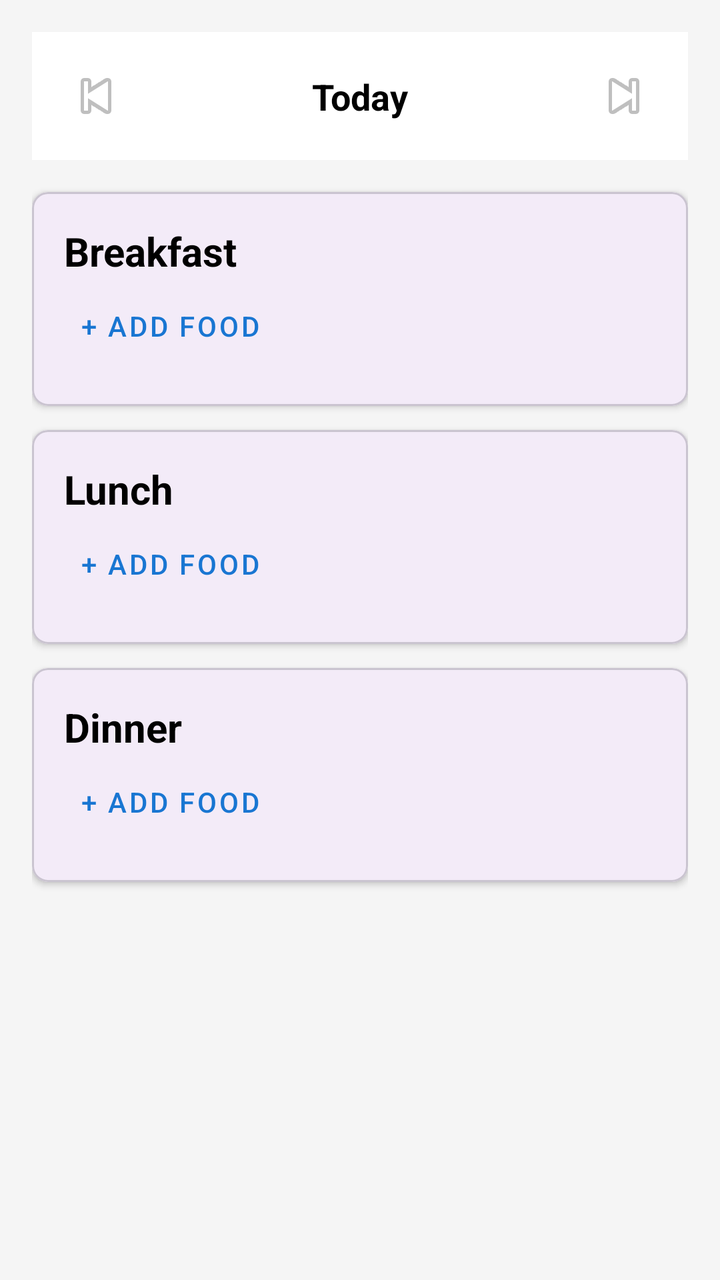
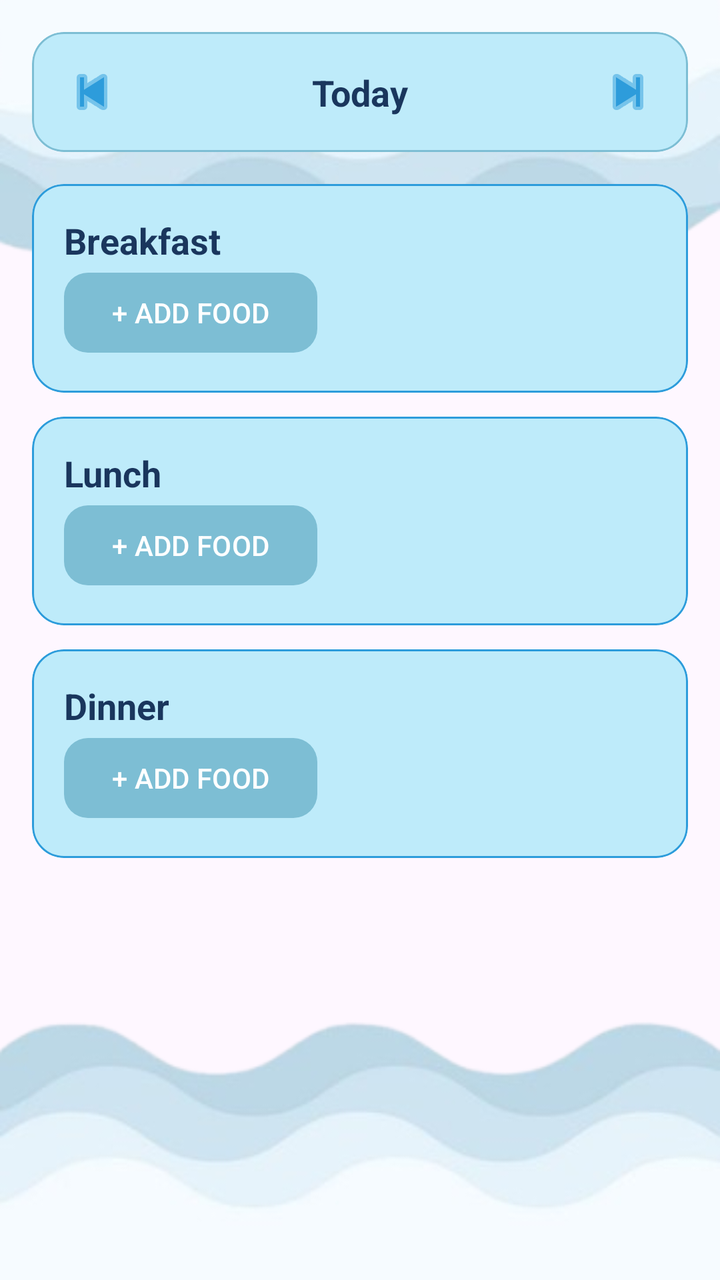

Before-and-after screenshots of an Android layout around one commit, followed by the original layout XML and the change that was made.
<!-- AndroidManifest.xml: application theme Theme.HeronHealth -->
<!-- res/layout/fragment_food_log.xml -->
<?xml version="1.0" encoding="utf-8"?>
<androidx.core.widget.NestedScrollView
    xmlns:android="http://schemas.android.com/apk/res/android"
    xmlns:app="http://schemas.android.com/apk/res-auto"
    xmlns:tools="http://schemas.android.com/tools"
    android:layout_width="match_parent"
    android:layout_height="match_parent"
    android:background="#F5F5F5"
    tools:context=".FoodLogFragment">

    <LinearLayout
        android:layout_width="match_parent"
        android:layout_height="wrap_content"
        android:orientation="vertical"
        android:padding="16dp">

        
        <androidx.constraintlayout.widget.ConstraintLayout
            android:id="@+id/dateNavLayout"
            android:layout_width="match_parent"
            android:layout_height="wrap_content"
            android:background="#FFFFFF"
            android:padding="8dp"
            android:layout_marginBottom="16dp">

            <ImageButton
                android:id="@+id/btnPrevDay"
                android:layout_width="48dp"
                android:layout_height="48dp"
                android:background="?attr/selectableItemBackgroundBorderless"
                android:src="@android:drawable/ic_media_previous"
                app:layout_constraintBottom_toBottomOf="parent"
                app:layout_constraintStart_toStartOf="parent"
                app:layout_constraintTop_toTopOf="parent" />

            <TextView
                android:id="@+id/tvSelectedDate"
                android:layout_width="wrap_content"
                android:layout_height="wrap_content"
                android:text="Today"
                android:textColor="#000000"
                android:textSize="18sp"
                android:textStyle="bold"
                app:layout_constraintBottom_toBottomOf="parent"
                app:layout_constraintEnd_toStartOf="@+id/btnNextDay"
                app:layout_constraintStart_toEndOf="@+id/btnPrevDay"
                app:layout_constraintTop_toTopOf="parent" />

            <ImageButton
                android:id="@+id/btnNextDay"
                android:layout_width="48dp"
                android:layout_height="48dp"
                android:background="?attr/selectableItemBackgroundBorderless"
                android:src="@android:drawable/ic_media_next"
                app:layout_constraintBottom_toBottomOf="parent"
                app:layout_constraintEnd_toEndOf="parent"
                app:layout_constraintTop_toTopOf="parent" />

        </androidx.constraintlayout.widget.ConstraintLayout>

        
        <com.google.android.material.card.MaterialCardView
            android:id="@+id/cardBreakfast"
            android:layout_width="match_parent"
            android:layout_height="wrap_content"
            android:layout_marginBottom="12dp"
            app:cardCornerRadius="8dp"
            app:cardElevation="2dp">

            <androidx.constraintlayout.widget.ConstraintLayout
                android:layout_width="match_parent"
                android:layout_height="wrap_content"
                android:padding="16dp">

                <TextView
                    android:id="@+id/tvBreakfastTitle"
                    android:layout_width="wrap_content"
                    android:layout_height="wrap_content"
                    android:text="Breakfast"
                    android:textColor="#000000"
                    android:textSize="20sp"
                    android:textStyle="bold"
                    app:layout_constraintStart_toStartOf="parent"
                    app:layout_constraintTop_toTopOf="parent" />

                <com.google.android.material.button.MaterialButton
                    android:id="@+id/btnAddBreakfast"
                    style="@style/Widget.MaterialComponents.Button.TextButton"
                    android:layout_width="wrap_content"
                    android:layout_height="wrap_content"
                    android:text="+ ADD FOOD"
                    android:textColor="#1976D2"
                    app:layout_constraintStart_toStartOf="parent"
                    app:layout_constraintTop_toBottomOf="@id/tvBreakfastTitle" />

            </androidx.constraintlayout.widget.ConstraintLayout>
        </com.google.android.material.card.MaterialCardView>

        
        <com.google.android.material.card.MaterialCardView
            android:id="@+id/cardLunch"
            android:layout_width="match_parent"
            android:layout_height="wrap_content"
            android:layout_marginBottom="12dp"
            app:cardCornerRadius="8dp"
            app:cardElevation="2dp">

            <androidx.constraintlayout.widget.ConstraintLayout
                android:layout_width="match_parent"
                android:layout_height="wrap_content"
                android:padding="16dp">

                <TextView
                    android:id="@+id/tvLunchTitle"
                    android:layout_width="wrap_content"
                    android:layout_height="wrap_content"
                    android:text="Lunch"
                    android:textColor="#000000"
                    android:textSize="20sp"
                    android:textStyle="bold"
                    app:layout_constraintStart_toStartOf="parent"
                    app:layout_constraintTop_toTopOf="parent" />

                <com.google.android.material.button.MaterialButton
                    android:id="@+id/btnAddLunch"
                    style="@style/Widget.MaterialComponents.Button.TextButton"
                    android:layout_width="wrap_content"
                    android:layout_height="wrap_content"
                    android:text="+ ADD FOOD"
                    android:textColor="#1976D2"
                    app:layout_constraintStart_toStartOf="parent"
                    app:layout_constraintTop_toBottomOf="@id/tvLunchTitle" />

            </androidx.constraintlayout.widget.ConstraintLayout>
        </com.google.android.material.card.MaterialCardView>

        
        <com.google.android.material.card.MaterialCardView
            android:id="@+id/cardDinner"
            android:layout_width="match_parent"
            android:layout_height="wrap_content"
            android:layout_marginBottom="12dp"
            app:cardCornerRadius="8dp"
            app:cardElevation="2dp">

            <androidx.constraintlayout.widget.ConstraintLayout
                android:layout_width="match_parent"
                android:layout_height="wrap_content"
                android:padding="16dp">

                <TextView
                    android:id="@+id/tvDinnerTitle"
                    android:layout_width="wrap_content"
                    android:layout_height="wrap_content"
                    android:text="Dinner"
                    android:textColor="#000000"
                    android:textSize="20sp"
                    android:textStyle="bold"
                    app:layout_constraintStart_toStartOf="parent"
                    app:layout_constraintTop_toTopOf="parent" />

                <com.google.android.material.button.MaterialButton
                    android:id="@+id/btnAddDinner"
                    style="@style/Widget.MaterialComponents.Button.TextButton"
                    android:layout_width="wrap_content"
                    android:layout_height="wrap_content"
                    android:text="+ ADD FOOD"
                    android:textColor="#1976D2"
                    app:layout_constraintStart_toStartOf="parent"
                    app:layout_constraintTop_toBottomOf="@id/tvDinnerTitle" />

            </androidx.constraintlayout.widget.ConstraintLayout>
        </com.google.android.material.card.MaterialCardView>

    </LinearLayout>
</androidx.core.widget.NestedScrollView>
<!-- resources referenced by this layout -->
<resources>
  <style name="Theme.HeronHealth" parent="Base.Theme.HeronHealth" />
  <style name="Base.Theme.HeronHealth" parent="Theme.Material3.DayNight.NoActionBar">
          
          
      </style>
</resources>

<!-- the commit's change to res/layout/fragment_food_log.xml (unified diff, before → after) -->
@@ -5,7 +5,7 @@
     xmlns:tools="http://schemas.android.com/tools"
     android:layout_width="match_parent"
     android:layout_height="match_parent"
-    android:background="#F5F5F5"
+    android:background="@drawable/bg4"
     tools:context=".FoodLogFragment">
 
     <LinearLayout
@@ -15,57 +15,67 @@
         android:padding="16dp">
 
         
-        <androidx.constraintlayout.widget.ConstraintLayout
+        <com.google.android.material.card.MaterialCardView
             android:id="@+id/dateNavLayout"
             android:layout_width="match_parent"
             android:layout_height="wrap_content"
-            android:background="#FFFFFF"
-            android:padding="8dp"
-            android:layout_marginBottom="16dp">
+            android:layout_marginBottom="16dp"
+            app:cardBackgroundColor="#beebfa"
+            app:cardCornerRadius="16dp"
+            app:strokeColor="#7dbed4"
+            app:strokeWidth="1dp">
 
-            <ImageButton
-                android:id="@+id/btnPrevDay"
-                android:layout_width="48dp"
-                android:layout_height="48dp"
-                android:background="?attr/selectableItemBackgroundBorderless"
-                android:src="@android:drawable/ic_media_previous"
-                app:layout_constraintBottom_toBottomOf="parent"
-                app:layout_constraintStart_toStartOf="parent"
-                app:layout_constraintTop_toTopOf="parent" />
+            <androidx.constraintlayout.widget.ConstraintLayout
+                android:layout_width="match_parent"
+                android:layout_height="wrap_content"
+                android:padding="10dp">
 
-            <TextView
-                android:id="@+id/tvSelectedDate"
-                android:layout_width="wrap_content"
-                android:layout_height="wrap_content"
-                android:text="Today"
-                android:textColor="#000000"
-                android:textSize="18sp"
-                android:textStyle="bold"
-                app:layout_constraintBottom_toBottomOf="parent"
-                app:layout_constraintEnd_toStartOf="@+id/btnNextDay"
-                app:layout_constraintStart_toEndOf="@+id/btnPrevDay"
-                app:layout_constraintTop_toTopOf="parent" />
+                <ImageButton
+                    android:id="@+id/btnPrevDay"
+                    android:layout_width="40dp"
+                    android:layout_height="40dp"
+                    android:background="?attr/selectableItemBackgroundBorderless"
+                    android:src="@android:drawable/ic_media_previous"
+                    app:tint="#2D9CDB"
+                    app:layout_constraintStart_toStartOf="parent"
+                    app:layout_constraintTop_toTopOf="parent"
+                    app:layout_constraintBottom_toBottomOf="parent"/>
 
-            <ImageButton
-                android:id="@+id/btnNextDay"
-                android:layout_width="48dp"
-                android:layout_height="48dp"
-                android:background="?attr/selectableItemBackgroundBorderless"
-                android:src="@android:drawable/ic_media_next"
-                app:layout_constraintBottom_toBottomOf="parent"
-                app:layout_constraintEnd_toEndOf="parent"
-                app:layout_constraintTop_toTopOf="parent" />
+                <TextView
+                    android:id="@+id/tvSelectedDate"
+                    android:layout_width="wrap_content"
+                    android:layout_height="wrap_content"
+                    android:text="Today"
+                    android:textColor="#1A365D"
+                    android:textSize="18sp"
+                    android:textStyle="bold"
+                    app:layout_constraintStart_toEndOf="@id/btnPrevDay"
+                    app:layout_constraintEnd_toStartOf="@id/btnNextDay"
+                    app:layout_constraintTop_toTopOf="parent"
+                    app:layout_constraintBottom_toBottomOf="parent"/>
 
-        </androidx.constraintlayout.widget.ConstraintLayout>
+                <ImageButton
+                    android:id="@+id/btnNextDay"
+                    android:layout_width="40dp"
+                    android:layout_height="40dp"
+                    android:background="?attr/selectableItemBackgroundBorderless"
+                    android:src="@android:drawable/ic_media_next"
+                    app:tint="#2D9CDB"
+                    app:layout_constraintEnd_toEndOf="parent"
+                    app:layout_constraintTop_toTopOf="parent"
+                    app:layout_constraintBottom_toBottomOf="parent"/>
+            </androidx.constraintlayout.widget.ConstraintLayout>
+        </com.google.android.material.card.MaterialCardView>
 
         
         <com.google.android.material.card.MaterialCardView
-            android:id="@+id/cardBreakfast"
             android:layout_width="match_parent"
             android:layout_height="wrap_content"
             android:layout_marginBottom="12dp"
-            app:cardCornerRadius="8dp"
-            app:cardElevation="2dp">
+            app:cardBackgroundColor="#beebfa"
+            app:cardCornerRadius="16dp"
+            app:strokeColor="#2D9CDB"
+            app:strokeWidth="1dp">
 
             <androidx.constraintlayout.widget.ConstraintLayout
                 android:layout_width="match_parent"
@@ -77,33 +87,34 @@
                     android:layout_width="wrap_content"
                     android:layout_height="wrap_content"
                     android:text="Breakfast"
-                    android:textColor="#000000"
-                    android:textSize="20sp"
+                    android:textColor="#1A365D"
+                    android:textSize="18sp"
                     android:textStyle="bold"
                     app:layout_constraintStart_toStartOf="parent"
-                    app:layout_constraintTop_toTopOf="parent" />
+                    app:layout_constraintTop_toTopOf="parent"/>
 
                 <com.google.android.material.button.MaterialButton
                     android:id="@+id/btnAddBreakfast"
-                    style="@style/Widget.MaterialComponents.Button.TextButton"
                     android:layout_width="wrap_content"
                     android:layout_height="wrap_content"
                     android:text="+ ADD FOOD"
-                    android:textColor="#1976D2"
+                    android:textColor="#FFFFFF"
+                    app:backgroundTint="#7dbed4"
+                    app:cornerRadius="12dp"
                     app:layout_constraintStart_toStartOf="parent"
-                    app:layout_constraintTop_toBottomOf="@id/tvBreakfastTitle" />
-
+                    app:layout_constraintTop_toBottomOf="@id/tvBreakfastTitle"/>
             </androidx.constraintlayout.widget.ConstraintLayout>
         </com.google.android.material.card.MaterialCardView>
 
         
         <com.google.android.material.card.MaterialCardView
-            android:id="@+id/cardLunch"
             android:layout_width="match_parent"
             android:layout_height="wrap_content"
             android:layout_marginBottom="12dp"
-            app:cardCornerRadius="8dp"
-            app:cardElevation="2dp">
+            app:cardBackgroundColor="#beebfa"
+            app:cardCornerRadius="16dp"
+            app:strokeColor="#2D9CDB"
+            app:strokeWidth="1dp">
 
             <androidx.constraintlayout.widget.ConstraintLayout
                 android:layout_width="match_parent"
@@ -115,33 +126,33 @@
                     android:layout_width="wrap_content"
                     android:layout_height="wrap_content"
                     android:text="Lunch"
-                    android:textColor="#000000"
-                    android:textSize="20sp"
+                    android:textColor="#1A365D"
+                    android:textSize="18sp"
                     android:textStyle="bold"
                     app:layout_constraintStart_toStartOf="parent"
-                    app:layout_constraintTop_toTopOf="parent" />
+                    app:layout_constraintTop_toTopOf="parent"/>
 
                 <com.google.android.material.button.MaterialButton
                     android:id="@+id/btnAddLunch"
-                    style="@style/Widget.MaterialComponents.Button.TextButton"
                     android:layout_width="wrap_content"
                     android:layout_height="wrap_content"
                     android:text="+ ADD FOOD"
-                    android:textColor="#1976D2"
+                    android:textColor="#FFFFFF"
+                    app:backgroundTint="#7dbed4"
+                    app:cornerRadius="12dp"
                     app:layout_constraintStart_toStartOf="parent"
-                    app:layout_constraintTop_toBottomOf="@id/tvLunchTitle" />
-
+                    app:layout_constraintTop_toBottomOf="@id/tvLunchTitle"/>
             </androidx.constraintlayout.widget.ConstraintLayout>
         </com.google.android.material.card.MaterialCardView>
 
         
         <com.google.android.material.card.MaterialCardView
-            android:id="@+id/cardDinner"
             android:layout_width="match_parent"
             android:layout_height="wrap_content"
-            android:layout_marginBottom="12dp"
-            app:cardCornerRadius="8dp"
-            app:cardElevation="2dp">
+            app:cardBackgroundColor="#beebfa"
+            app:cardCornerRadius="16dp"
+            app:strokeColor="#2D9CDB"
+            app:strokeWidth="1dp">
 
             <androidx.constraintlayout.widget.ConstraintLayout
                 android:layout_width="match_parent"
@@ -153,22 +164,22 @@
                     android:layout_width="wrap_content"
                     android:layout_height="wrap_content"
                     android:text="Dinner"
-                    android:textColor="#000000"
-                    android:textSize="20sp"
+                    android:textColor="#1A365D"
+                    android:textSize="18sp"
                     android:textStyle="bold"
                     app:layout_constraintStart_toStartOf="parent"
-                    app:layout_constraintTop_toTopOf="parent" />
+                    app:layout_constraintTop_toTopOf="parent"/>
 
                 <com.google.android.material.button.MaterialButton
                     android:id="@+id/btnAddDinner"
-                    style="@style/Widget.MaterialComponents.Button.TextButton"
                     android:layout_width="wrap_content"
                     android:layout_height="wrap_content"
                     android:text="+ ADD FOOD"
-                    android:textColor="#1976D2"
+                    android:textColor="#FFFFFF"
+                    app:backgroundTint="#7dbed4"
+                    app:cornerRadius="12dp"
                     app:layout_constraintStart_toStartOf="parent"
-                    app:layout_constraintTop_toBottomOf="@id/tvDinnerTitle" />
-
+                    app:layout_constraintTop_toBottomOf="@id/tvDinnerTitle"/>
             </androidx.constraintlayout.widget.ConstraintLayout>
         </com.google.android.material.card.MaterialCardView>
 
<!-- resource entries referenced after the edit -->
@@ -1,5 +1,6 @@
 <!-- resources referenced by this layout -->
 <resources>
+  <!-- drawable bg4: png bitmap (drawable, 73502 bytes) -->
   <style name="Theme.HeronHealth" parent="Base.Theme.HeronHealth" />
   <style name="Base.Theme.HeronHealth" parent="Theme.Material3.DayNight.NoActionBar">
           
